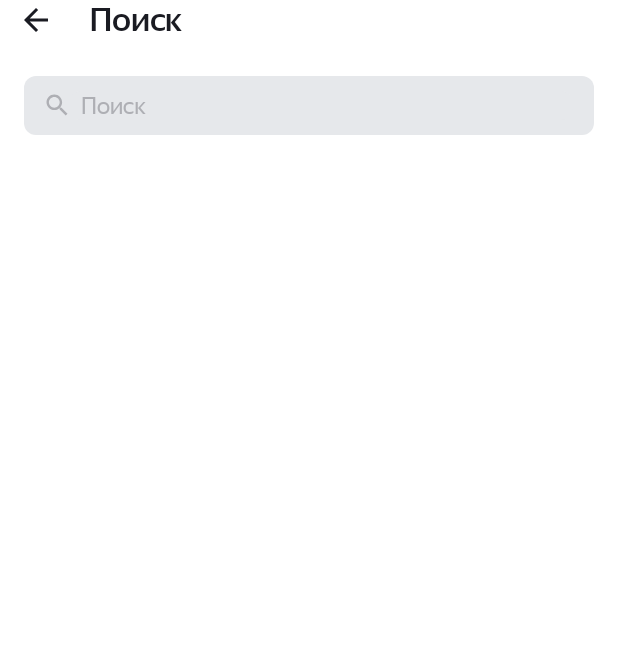
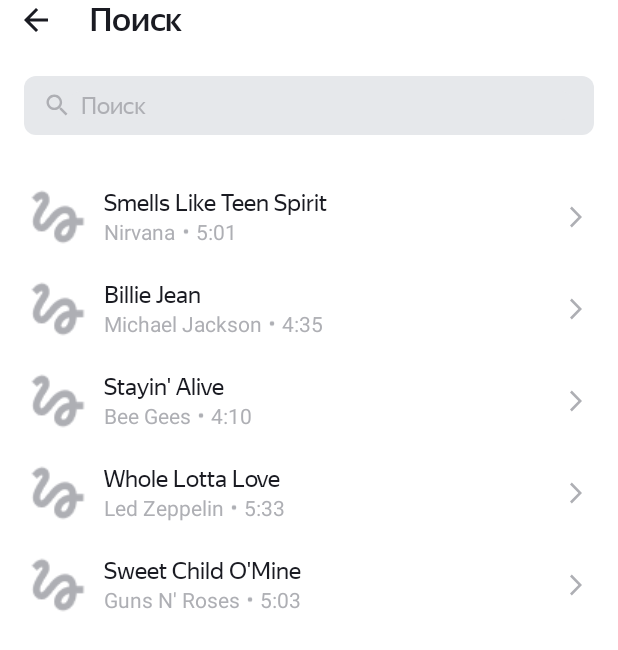
Before and after one commit to AmI2077/PlaylistMaker, an Android app: the SearchActivity screen opened directly, with no data from a screen before it, on a phone screen of 412 x 824 dp. Shown: the top 650 px of the screen. Run offline under Robolectric (Android 15) with nearby library versions, the phone set to English and light mode, and no system bars; pictures from the network do not load.

Commit message:
10 sprint homework

```diff
--- a/app/build.gradle.kts
+++ b/app/build.gradle.kts
@@ -36,7 +36,8 @@ android {
 }
 
 dependencies {
-
+    implementation(libs.glide)
+    annotationProcessor(libs.glide)
     implementation(libs.androidx.core.ktx)
     implementation(libs.androidx.appcompat)
     implementation(libs.material)
--- a/app/src/main/AndroidManifest.xml
+++ b/app/src/main/AndroidManifest.xml
@@ -1,6 +1,8 @@
 <?xml version="1.0" encoding="utf-8"?>
 <manifest xmlns:android="http://schemas.android.com/apk/res/android"
     xmlns:tools="http://schemas.android.com/tools" >
+
+    <uses-permission android:name="android.permission.INTERNET"/>
 
     <application
         android:allowBackup="true"
--- a/app/src/main/java/com/example/playlistmaker/LibraryActivity.kt
+++ b/app/src/main/java/com/example/playlistmaker/LibraryActivity.kt
@@ -7,6 +7,7 @@ import androidx.core.view.ViewCompat
 import androidx.core.view.WindowInsetsCompat
 
 class LibraryActivity : AppCompatActivity() {
+
     override fun onCreate(savedInstanceState: Bundle?) {
         super.onCreate(savedInstanceState)
         enableEdgeToEdge()
@@ -17,5 +18,6 @@ class LibraryActivity : AppCompatActivity() {
             v.setPadding(padding, systemBars.top, padding, systemBars.bottom)
             insets
         }
+
     }
 }
--- a/app/src/main/java/com/example/playlistmaker/SearchActivity.kt
+++ b/app/src/main/java/com/example/playlistmaker/SearchActivity.kt
@@ -2,8 +2,6 @@ package com.example.playlistmaker
 
 import android.content.Context
 import android.os.Bundle
-import android.text.Editable
-import android.text.TextWatcher
 import android.view.View
 import android.view.inputmethod.InputMethodManager
 import android.widget.EditText
@@ -13,12 +11,18 @@ import androidx.appcompat.app.AppCompatActivity
 import androidx.core.view.ViewCompat
 import androidx.core.view.WindowInsetsCompat
 import androidx.core.widget.addTextChangedListener
-import androidx.core.widget.doOnTextChanged
+import androidx.recyclerview.widget.LinearLayoutManager
+import androidx.recyclerview.widget.RecyclerView
+import com.example.playlistmaker.models.Track
+import com.example.playlistmaker.searchRecycler.SearchAdapter
 
 class SearchActivity : AppCompatActivity() {
 
     private var query: String = QUERY
     private lateinit var editText: EditText
+
+    private val tracks = getTracks()
+    private val adapter = SearchAdapter(tracks)
 
     override fun onCreate(savedInstanceState: Bundle?) {
         super.onCreate(savedInstanceState)
@@ -41,6 +45,7 @@ class SearchActivity : AppCompatActivity() {
         val backBtn = findViewById<ImageView>(R.id.back_btn)
         backBtn.setOnClickListener { onBackBtnClick() }
 
+        setupRecyclerAdapter()
     }
 
     override fun onRestoreInstanceState(savedInstanceState: Bundle) {
@@ -52,6 +57,48 @@ class SearchActivity : AppCompatActivity() {
         super.onSaveInstanceState(outState)
         outState.putString(USER_QUERY, query)
     }
+
+    private fun setupRecyclerAdapter() {
+        val recyclerView = findViewById<RecyclerView>(R.id.tracks_recycler)
+        recyclerView.layoutManager = LinearLayoutManager(this)
+        recyclerView.adapter = adapter
+    }
+
+    private fun getTracks(): ArrayList<Track> {
+        return arrayListOf(
+            Track(
+                "Smells Like Teen Spirit",
+                "Nirvana",
+                "5:01",
+                "https://is5-ssl.mzstatic.com/image/thumb/Music115/v4/7b/58/c2/7b58c21a-2b51-2bb2-e59a-9bb9b96ad8c3/00602567924166.rgb.jpg/100x100bb.jpg"
+            ),
+            Track(
+                "Billie Jean",
+                "Michael Jackson",
+                "4:35",
+                "https://is5-ssl.mzstatic.com/image/thumb/Music125/v4/3d/9d/38/3d9d3811-71f0-3a0e-1ada-3004e56ff852/827969428726.jpg/100x100bb.jpg"
+            ),
+            Track(
+                "Stayin' Alive",
+                "Bee Gees",
+                "4:10",
+                "https://is4-ssl.mzstatic.com/image/thumb/Music115/v4/1f/80/1f/1f801fc1-8c0f-ea3e-d3e5-387c6619619e/16UMGIM86640.rgb.jpg/100x100bb.jpg"
+            ),
+            Track(
+                "Whole Lotta Love",
+                "Led Zeppelin",
+                "5:33",
+                "https://is2-ssl.mzstatic.com/image/thumb/Music62/v4/7e/17/e3/7e17e33f-2efa-2a36-e916-7f808576cf6b/mzm.fyigqcbs.jpg/100x100bb.jpg"
+            ),
+            Track(
+                "Sweet Child O'Mine",
+                "Guns N' Roses",
+                "5:03",
+                "https://is5-ssl.mzstatic.com/image/thumb/Music125/v4/a0/4d/c4/a04dc484-03cc-02aa-fa82-5334fcb4bc16/18UMGIM24878.rgb.jpg/100x100bb.jpg "
+            ),
+        )
+    }
+
 
     private fun onBackBtnClick() {
         finish()
--- /dev/null
+++ b/app/src/main/java/com/example/playlistmaker/models/Track.kt
@@ -0,0 +1,8 @@
+package com.example.playlistmaker.models
+
+data class Track(
+    val trackName: String,
+    val artistName: String,
+    val trackTime: String,
+    val artworkUrl100: String,
+)
--- /dev/null
+++ b/app/src/main/java/com/example/playlistmaker/searchRecycler/SearchAdapter.kt
@@ -0,0 +1,25 @@
+package com.example.playlistmaker.searchRecycler
+
+import android.view.ViewGroup
+import androidx.recyclerview.widget.RecyclerView
+import com.example.playlistmaker.models.Track
+
+class SearchAdapter(
+    val tracks: ArrayList<Track>
+) : RecyclerView.Adapter<SearchViewHolder>() {
+    override fun onCreateViewHolder(
+        parent: ViewGroup,
+        viewType: Int
+    ): SearchViewHolder {
+        return SearchViewHolder(parent)
+    }
+
+    override fun onBindViewHolder(
+        holder: SearchViewHolder,
+        position: Int
+    ) {
+        holder.bind(tracks[position])
+    }
+
+    override fun getItemCount(): Int = tracks.size
+}
--- /dev/null
+++ b/app/src/main/java/com/example/playlistmaker/searchRecycler/SearchViewHolder.kt
@@ -0,0 +1,37 @@
+package com.example.playlistmaker.searchRecycler
+
+import android.view.LayoutInflater
+import android.view.ViewGroup
+import android.widget.ImageView
+import android.widget.TextView
+import androidx.recyclerview.widget.RecyclerView
+import com.bumptech.glide.Glide
+import com.bumptech.glide.load.resource.bitmap.RoundedCorners
+import com.example.playlistmaker.R
+import com.example.playlistmaker.models.Track
+
+class SearchViewHolder(parent: ViewGroup) : RecyclerView.ViewHolder(
+    LayoutInflater.from(parent.context).inflate(R.layout.song_item_view, parent, false)
+) {
+    private val trackNameView: TextView = itemView.findViewById<TextView>(R.id.track_name)
+    private val artistNameView: TextView = itemView.findViewById<TextView>(R.id.artist_name)
+    private val trackTimeView: TextView = itemView.findViewById<TextView>(R.id.track_time)
+    private val trackArtworkView: ImageView = itemView.findViewById<ImageView>(R.id.artwork)
+
+    fun bind(model: Track) {
+        trackNameView.text = model.trackName
+        artistNameView.text = model.artistName
+        trackTimeView.text = model.trackTime
+        setupImage(model, trackArtworkView)
+    }
+
+    fun setupImage(model: Track, imageView: ImageView) {
+        Glide
+            .with(itemView)
+            .load(model.artworkUrl100)
+            .placeholder(R.drawable.placeholder_45)
+            .centerCrop()
+            .transform(RoundedCorners(10))
+            .into(imageView)
+    }
+}
--- /dev/null
+++ b/app/src/main/res/drawable-night/ic_circle_13.xml
@@ -0,0 +1,9 @@
+<vector xmlns:android="http://schemas.android.com/apk/res/android"
+    android:width="13dp"
+    android:height="13dp"
+    android:viewportWidth="13"
+    android:viewportHeight="13">
+  <path
+      android:pathData="M6.5,6.5m-1.5,0a1.5,1.5 0,1 1,3 0a1.5,1.5 0,1 1,-3 0"
+      android:fillColor="@color/white"/>
+</vector>
--- a/app/src/main/res/drawable/ic_back_arrow_24.xml
+++ b/app/src/main/res/drawable/ic_back_arrow_24.xml
@@ -1,9 +1,9 @@
 <vector xmlns:android="http://schemas.android.com/apk/res/android"
-    android:width="10dp"
-    android:height="16dp"
-    android:viewportWidth="8"
-    android:viewportHeight="14">
+    android:width="24dp"
+    android:height="24dp"
+    android:viewportWidth="24"
+    android:viewportHeight="24">
   <path
-      android:pathData="M0,12.748L1.213,14L8,7L1.213,0L0,1.252L5.573,7L0,12.748Z"
+      android:pathData="M8,17.749L9.213,19L16,12L9.213,5L8,6.252L13.573,12L8,17.749Z"
       android:fillColor="#AEAFB4"/>
 </vector>
--- /dev/null
+++ b/app/src/main/res/drawable/ic_circle_13.xml
@@ -0,0 +1,9 @@
+<vector xmlns:android="http://schemas.android.com/apk/res/android"
+    android:width="13dp"
+    android:height="13dp"
+    android:viewportWidth="13"
+    android:viewportHeight="13">
+  <path
+      android:pathData="M6.5,6.5m-1.5,0a1.5,1.5 0,1 1,3 0a1.5,1.5 0,1 1,-3 0"
+      android:fillColor="#AEAFB4"/>
+</vector>
--- a/app/src/main/res/layout/activity_library.xml
+++ b/app/src/main/res/layout/activity_library.xml
@@ -31,4 +31,11 @@
             android:text="@string/Playlists"/>
     </com.google.android.material.tabs.TabLayout>
 
+    <androidx.recyclerview.widget.RecyclerView
+        android:id="@+id/songsRecycler"
+        android:layout_width="match_parent"
+        android:layout_height="match_parent">
+
+    </androidx.recyclerview.widget.RecyclerView>
+
 </LinearLayout>
--- a/app/src/main/res/layout/activity_search.xml
+++ b/app/src/main/res/layout/activity_search.xml
@@ -1,73 +1,82 @@
 <?xml version="1.0" encoding="utf-8"?>
-<LinearLayout
-    xmlns:android="http://schemas.android.com/apk/res/android"
+<LinearLayout xmlns:android="http://schemas.android.com/apk/res/android"
+    xmlns:app="http://schemas.android.com/apk/res-auto"
     xmlns:tools="http://schemas.android.com/tools"
-    xmlns:app="http://schemas.android.com/apk/res-auto"
     android:id="@+id/main"
-    android:orientation="vertical"
     android:layout_width="match_parent"
     android:layout_height="match_parent"
+    android:orientation="vertical"
     android:paddingStart="@dimen/padding_16"
+    android:paddingTop="24dp"
     android:paddingEnd="@dimen/padding_16"
-    android:paddingTop="24dp"
     tools:context=".SearchActivity">
 
-<!--в фигме просто заголовок, но в уроке сказано,
-что кнопка "назад" долнжа быть вроде как-->
     <LinearLayout
         android:layout_width="match_parent"
         android:layout_height="wrap_content"
-        android:gravity="center_vertical"
-        android:layout_marginBottom="24dp">
+        android:layout_marginBottom="24dp"
+        android:gravity="center_vertical">
+
         <ImageView
             android:id="@+id/back_btn"
             android:layout_width="wrap_content"
             android:layout_height="wrap_content"
-            android:src="@drawable/ic_back_24"
-            android:contentDescription="@string/back"/>
+            android:contentDescription="@string/back"
+            android:src="@drawable/ic_back_24" />
+
         <TextView
+            style="@style/headerTextStyle"
             android:layout_width="wrap_content"
             android:layout_height="wrap_content"
-            style="@style/headerTextStyle"
-            android:text="@string/search"
-            android:layout_marginStart="28dp"/>
+            android:layout_marginStart="28dp"
+            android:text="@string/search" />
 
     </LinearLayout>
 
     <LinearLayout
-        android:orientation="horizontal"
         android:layout_width="match_parent"
         android:layout_height="wrap_content"
+        android:background="@drawable/search_bg"
         android:gravity="center"
+        android:orientation="horizontal"
         android:paddingStart="14dp"
+        android:paddingTop="10dp"
         android:paddingEnd="14dp"
-        android:paddingTop="10dp"
-        android:paddingBottom="10dp"
-        android:background="@drawable/search_bg">
+        android:paddingBottom="10dp">
+
         <ImageView
             android:layout_width="wrap_content"
             android:layout_height="wrap_content"
-            android:src="@drawable/ic_search_16"
             android:background="@color/transparent"
-            android:contentDescription="@string/search"/>
+            android:contentDescription="@string/search"
+            android:src="@drawable/ic_search_16" />
+
         <EditText
             android:id="@+id/search_bar"
+            style="@style/editTextStyle"
+            android:layout_width="0dp"
             android:layout_height="wrap_content"
-            android:layout_width="0dp"
             android:layout_weight="1"
+            android:hint="@string/search"
             android:paddingStart="8dp"
-            android:paddingEnd="8dp"
-            android:hint="@string/search"
-            style="@style/editTextStyle"
-            />
+            android:paddingEnd="8dp" />
+
         <ImageView
             android:id="@+id/clear_search_btn"
             android:layout_width="wrap_content"
             android:layout_height="wrap_content"
-            android:src="@drawable/ic_clear_search_16"
             android:background="@color/transparent"
             android:contentDescription="@string/search"
-            android:visibility="gone"/>
+            android:src="@drawable/ic_clear_search_16"
+            android:visibility="gone" />
     </LinearLayout>
 
+    <androidx.recyclerview.widget.RecyclerView
+        android:id="@+id/tracks_recycler"
+        android:layout_width="match_parent"
+        android:layout_height="wrap_content"
+        android:layout_marginTop="24dp">
+
+    </androidx.recyclerview.widget.RecyclerView>
+
 </LinearLayout>
--- /dev/null
+++ b/app/src/main/res/layout/song_item_view.xml
@@ -0,0 +1,68 @@
+<?xml version="1.0" encoding="utf-8"?>
+<LinearLayout xmlns:android="http://schemas.android.com/apk/res/android"
+    android:layout_width="match_parent"
+    android:layout_height="wrap_content"
+    xmlns:tools="http://schemas.android.com/tools"
+    android:orientation="horizontal"
+    android:paddingTop="8dp"
+    android:paddingBottom="8dp">
+
+    <ImageView
+        android:id="@+id/artwork"
+        android:layout_width="wrap_content"
+        android:layout_height="wrap_content"
+        android:contentDescription="@string/placeholder"
+        android:src="@drawable/placeholder_45" />
+
+    <LinearLayout
+        android:layout_width="0dp"
+        android:layout_height="wrap_content"
+        android:layout_gravity="center_vertical"
+        android:layout_marginStart="8dp"
+        android:layout_weight="1"
+        android:orientation="vertical">
+
+        <TextView
+            android:id="@+id/track_name"
+            style="@style/defaultTextStyle"
+            android:layout_width="wrap_content"
+            android:layout_height="wrap_content"
+            android:layout_gravity="center_vertical"
+            tools:text="Yesterday (Remastered 2009)" />
+
+        <LinearLayout
+            android:layout_width="wrap_content"
+            android:layout_height="wrap_content"
+            android:orientation="horizontal">
+
+            <TextView
+                android:id="@+id/artist_name"
+                style="artistNameTextStyle"
+                android:layout_width="wrap_content"
+                android:layout_height="wrap_content"
+                tools:text="The Beatles"
+                android:textColor="@color/artist_and_duration_color" />
+
+            <ImageView
+                android:layout_width="match_parent"
+                android:layout_height="match_parent"
+                android:contentDescription="@string/ic_circle"
+                android:src="@drawable/ic_circle_13" />
+
+            <TextView
+                android:id="@+id/track_time"
+                style="artistNameTextStyle"
+                android:layout_width="wrap_content"
+                android:layout_height="wrap_content"
+                tools:text="2:55"
+                android:textColor="@color/artist_and_duration_color" />
+        </LinearLayout>
+    </LinearLayout>
+
+    <ImageView
+        android:layout_width="wrap_content"
+        android:layout_height="wrap_content"
+        android:layout_gravity="center_vertical"
+        android:contentDescription="@string/back"
+        android:src="@drawable/ic_back_arrow_24" />
+</LinearLayout>
--- a/app/src/main/res/values-night/colors.xml
+++ b/app/src/main/res/values-night/colors.xml
@@ -2,4 +2,6 @@
 <resources>
     <color name="switch_track_checked">#9FBBF3</color>
     <color name="switch_thumb_checked">#3772E7</color>
+
+    <color name="artist_and_duration_color">#FFFFFFFF</color>
 </resources>
--- a/app/src/main/res/values/colors.xml
+++ b/app/src/main/res/values/colors.xml
@@ -15,4 +15,6 @@
 
     <color name="transparent">#00000000</color>
 
+    <color name="artist_and_duration_color">#AEAFB4</color>
+
 </resources>
--- a/app/src/main/res/values/strings.xml
+++ b/app/src/main/res/values/strings.xml
@@ -17,4 +17,6 @@
     <string name="email_message">Спасибо разработчикам и разработчицам за крутое приложение!</string>
     <string name="email_subject">Сообщение разработчикам и разработчицам приложения Playlist Maker</string>
     <string name="share_chooser_text">Выберите мессенджер</string>
+    <string name="placeholder">placeholder</string>
+    <string name="ic_circle">circle</string>
 </resources>
--- a/app/src/main/res/values/styles.xml
+++ b/app/src/main/res/values/styles.xml
@@ -7,8 +7,10 @@
         <item name="fontFamily">@font/ys_display_regular</item>
     </style>
 
-    <style name="tabLayoutStyle">
-
+    <style name="artistNameTextStyle">
+        <item name="android:textSize">11sp</item>
+        <item name="android:textFontWeight">400</item>
+        <item name="fontFamily">@font/ys_display_regular</item>
     </style>
 
     <style name="headerTextStyle" parent="Theme.MaterialComponents">
--- a/gradle/libs.versions.toml
+++ b/gradle/libs.versions.toml
@@ -1,5 +1,6 @@
 [versions]
 agp = "8.9.1"
+glide = "5.0.5"
 kotlin = "2.0.21"
 coreKtx = "1.17.0"
 junit = "4.13.2"
@@ -12,6 +13,7 @@ constraintlayout = "2.2.1"
 
 [libraries]
 androidx-core-ktx = { group = "androidx.core", name = "core-ktx", version.ref = "coreKtx" }
+glide = { module = "com.github.bumptech.glide:glide", version.ref = "glide" }
 junit = { group = "junit", name = "junit", version.ref = "junit" }
 androidx-junit = { group = "androidx.test.ext", name = "junit", version.ref = "junitVersion" }
 androidx-espresso-core = { group = "androidx.test.espresso", name = "espresso-core", version.ref = "espressoCore" }
```
Also changed, not shown: app/src/main/res/drawable/placeholder_45.png (added).
